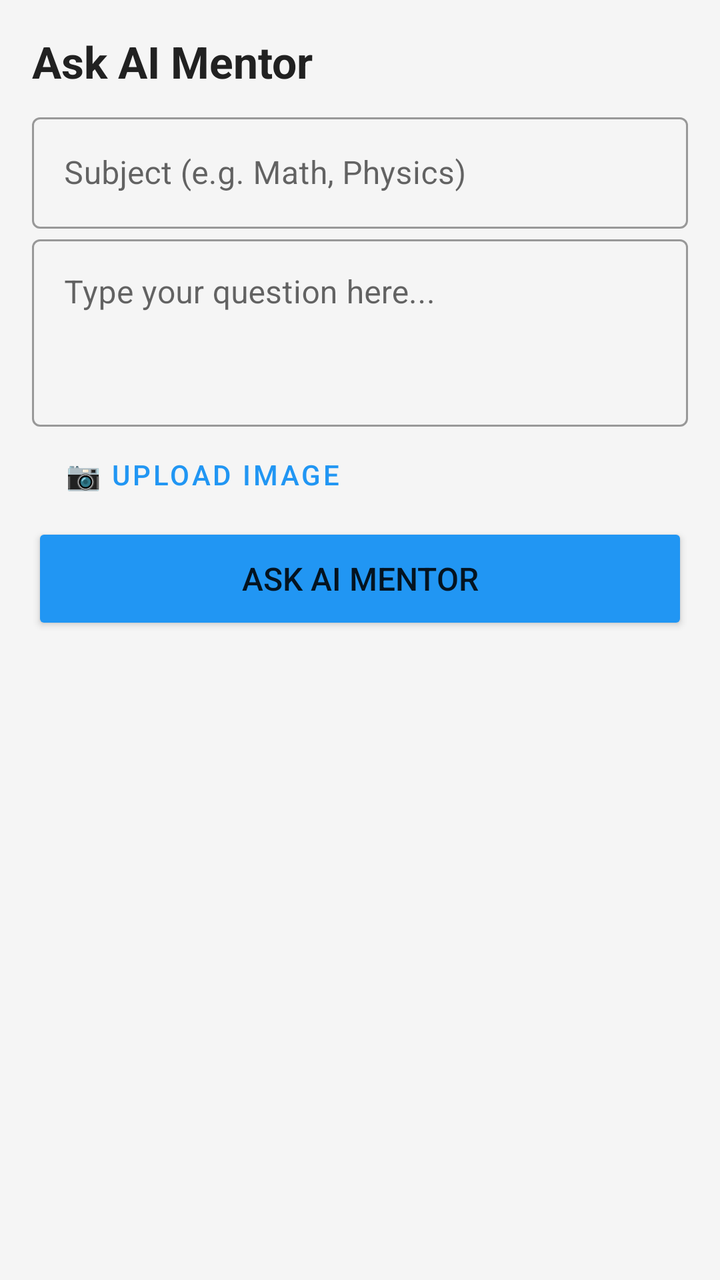
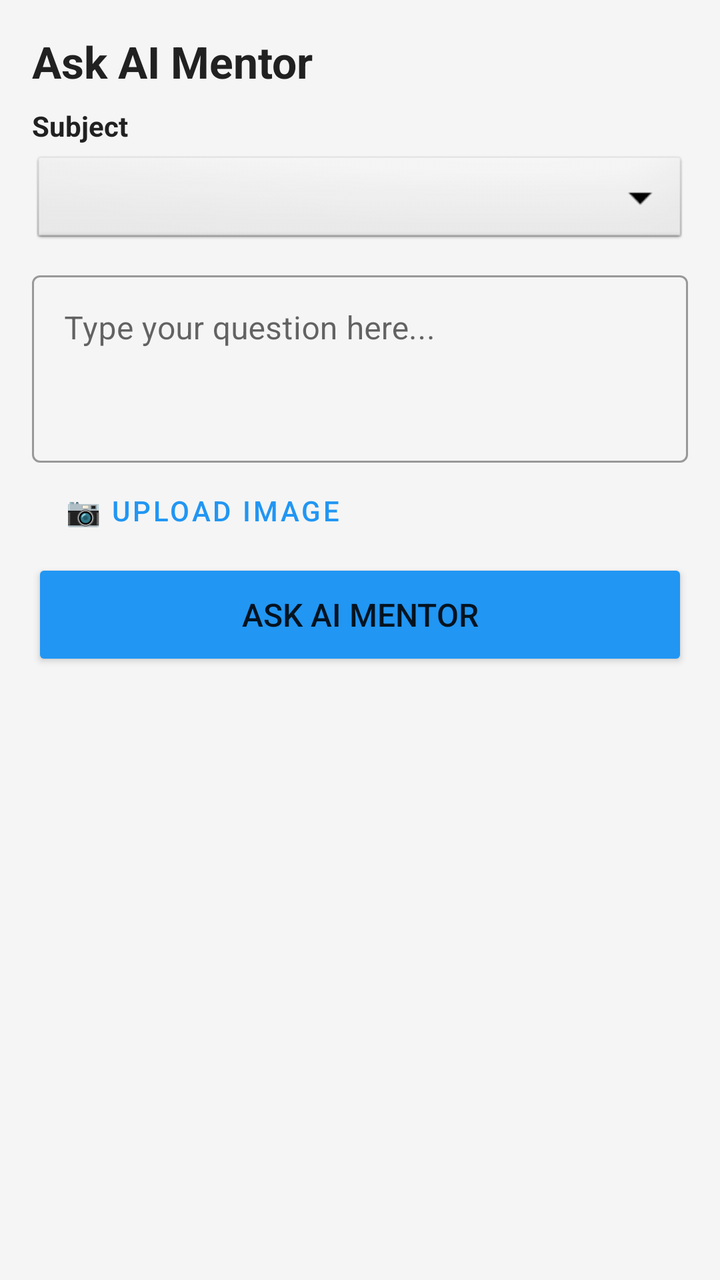

An Android layout rendered at two revisions. The XML below is the earlier revision; the diff shows what the commit changed to produce the second picture.
<!-- AndroidManifest.xml: application theme Theme.AIStudyMentor -->
<!-- res/layout/fragment_ask_question.xml -->
<?xml version="1.0" encoding="utf-8"?>
<ScrollView
    xmlns:android="http://schemas.android.com/apk/res/android"
    android:layout_width="match_parent"
    android:layout_height="match_parent"
    android:background="@color/background"
    android:padding="16dp">

    <LinearLayout
        android:layout_width="match_parent"
        android:layout_height="wrap_content"
        android:orientation="vertical">

        
        <TextView
            android:layout_width="wrap_content"
            android:layout_height="wrap_content"
            android:layout_marginBottom="8dp"
            android:text="Ask AI Mentor"
            android:textColor="@color/text_primary"
            android:textSize="22sp"
            android:textStyle="bold" />

        
        <com.google.android.material.textfield.TextInputLayout
            style="@style/Widget.MaterialComponents.TextInputLayout.OutlinedBox"
            android:layout_width="match_parent"
            android:layout_height="wrap_content"
            android:hint="Subject (e.g. Math, Physics)">

            <com.google.android.material.textfield.TextInputEditText
                android:id="@+id/et_subject"
                android:layout_width="match_parent"
                android:layout_height="wrap_content" />
        </com.google.android.material.textfield.TextInputLayout>

        
        <com.google.android.material.textfield.TextInputLayout
            style="@style/Widget.MaterialComponents.TextInputLayout.OutlinedBox"
            android:layout_width="match_parent"
            android:layout_height="wrap_content"
            android:hint="Type your question here...">

            <com.google.android.material.textfield.TextInputEditText
                android:id="@+id/et_question"
                android:layout_width="match_parent"
                android:layout_height="wrap_content"
                android:gravity="top"
                android:inputType="textMultiLine"
                android:minLines="3" />
        </com.google.android.material.textfield.TextInputLayout>

        
        <ImageView
            android:id="@+id/iv_image_preview"
            android:layout_width="match_parent"
            android:layout_height="200dp"
            android:background="@color/white"
            android:scaleType="centerCrop"
            android:visibility="gone" />

        
        <TextView
            android:id="@+id/tv_ocr_result"
            android:layout_width="match_parent"
            android:layout_height="wrap_content"
            android:layout_marginTop="8dp"
            android:background="@color/white"
            android:padding="12dp"
            android:textColor="@color/text_secondary"
            android:textSize="13sp"
            android:text="OCR: Đang trích xuất text..."
            android:visibility="gone" />

        
        <Button
            android:id="@+id/btn_upload_image"
            style="@style/Widget.MaterialComponents.Button.OutlinedButton"
            android:layout_width="wrap_content"
            android:layout_height="wrap_content"
            android:text="📷 Upload Image" />

        
        <TextView
            android:id="@+id/tv_error"
            android:layout_width="match_parent"
            android:layout_height="wrap_content"
            android:textColor="@color/error"
            android:visibility="gone" />

        
        <Button
            android:id="@+id/btn_ask"
            android:layout_width="match_parent"
            android:layout_height="56dp"
            android:backgroundTint="@color/primary"
            android:text="Ask AI Mentor"
            android:textSize="16sp" />

        
        <ProgressBar
            android:id="@+id/progress_bar"
            android:layout_width="wrap_content"
            android:layout_height="wrap_content"
            android:layout_gravity="center"
            android:visibility="gone" />

        
        <LinearLayout
            android:id="@+id/layout_answer"
            android:layout_width="match_parent"
            android:layout_height="wrap_content"
            android:orientation="vertical"
            android:visibility="gone">

            <TextView
                android:layout_width="wrap_content"
                android:layout_height="wrap_content"
                android:layout_marginBottom="8dp"
                android:text="AI Mentor's Answer"
                android:textColor="@color/primary"
                android:textSize="18sp"
                android:textStyle="bold" />

            <androidx.recyclerview.widget.RecyclerView
                android:id="@+id/rv_answer"
                android:layout_width="match_parent"
                android:layout_height="wrap_content"
                android:nestedScrollingEnabled="false" />
        </LinearLayout>

    </LinearLayout>
</ScrollView>
<!-- resources referenced by this layout -->
<resources>
  <color name="background">#F5F5F5</color>
  <color name="error">#F44336</color>
  <color name="primary">#2196F3</color>
  <color name="text_primary">#212121</color>
  <color name="text_secondary">#757575</color>
  <color name="white">#FFFFFF</color>
  <style name="Theme.AIStudyMentor" parent="Theme.MaterialComponents.DayNight.DarkActionBar">
          <item name="colorPrimary">@color/primary</item>
          <item name="colorPrimaryDark">@color/primary_dark</item>
          <item name="colorAccent">@color/accent</item>
          <item name="android:windowBackground">@color/background</item>
          <item name="android:statusBarColor">@color/primary</item>
      </style>
  <color name="primary_dark">#1565C0</color>
  <color name="accent">#FF9800</color>
</resources>

<!-- the commit's change to res/layout/fragment_ask_question.xml (unified diff, before → after) -->
@@ -22,17 +22,22 @@
             android:textStyle="bold" />
 
         
-        <com.google.android.material.textfield.TextInputLayout
-            style="@style/Widget.MaterialComponents.TextInputLayout.OutlinedBox"
+        <TextView
+            android:layout_width="wrap_content"
+            android:layout_height="wrap_content"
+            android:layout_marginBottom="4dp"
+            android:text="Subject"
+            android:textColor="@color/text_primary"
+            android:textSize="14sp"
+            android:textStyle="bold" />
+
+        <Spinner
+            android:id="@+id/spinner_subject"
             android:layout_width="match_parent"
-            android:layout_height="wrap_content"
-            android:hint="Subject (e.g. Math, Physics)">
-
-            <com.google.android.material.textfield.TextInputEditText
-                android:id="@+id/et_subject"
-                android:layout_width="match_parent"
-                android:layout_height="wrap_content" />
-        </com.google.android.material.textfield.TextInputLayout>
+            android:layout_height="48dp"
+            android:layout_marginBottom="8dp"
+            android:background="@android:drawable/btn_dropdown"
+            android:spinnerMode="dropdown" />
 
         
         <com.google.android.material.textfield.TextInputLayout
